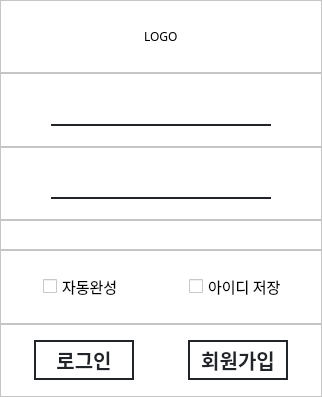
Before: the Qt Designer form client/view/view_login.ui in si-yeon/management_program, drawn with Qt 5.
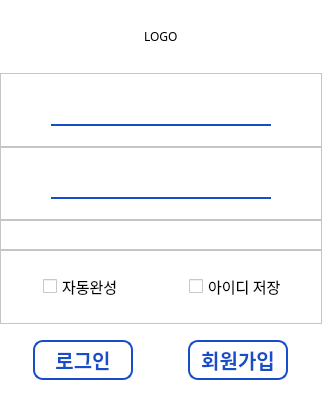
After: the same form once the commit is applied.

```diff
--- a/client/view/view_login.ui
+++ b/client/view/view_login.ui
@@ -37,6 +37,10 @@
    </property>
    <item>
     <widget class="QFrame" name="frame">
+     <property name="styleSheet">
+      <string notr="true">border-top-left-radius: 10px;
+border-top-right-radius: 10px;</string>
+     </property>
      <property name="frameShape">
       <enum>QFrame::StyledPanel</enum>
      </property>
@@ -83,7 +87,7 @@
         <property name="styleSheet">
          <string notr="true">QLineEdit{
 border: none; 
-border-bottom: 2px solid #212529;
+border-bottom: 2px solid #164DCA;
 background-color: transparent;
 font-size: 20px;
 }
@@ -127,7 +131,7 @@
         <property name="styleSheet">
          <string notr="true">QLineEdit{
 border: none; 
-border-bottom: 2px solid #212529;
+border-bottom: 2px solid #164DCA;
 background-color: transparent;
 font-size: 20px;
 }
@@ -201,6 +205,10 @@
    </item>
    <item>
     <widget class="QFrame" name="frame_4">
+     <property name="styleSheet">
+      <string notr="true">border-bottom-left-radius: 20px;
+border-bottom-right-radius: 20px;</string>
+     </property>
      <property name="frameShape">
       <enum>QFrame::StyledPanel</enum>
      </property>
@@ -220,18 +228,16 @@
          <font>
           <family>Pretendard</family>
           <pointsize>-1</pointsize>
-          <weight>62</weight>
-          <bold>true</bold>
+          <bold>false</bold>
          </font>
         </property>
         <property name="styleSheet">
-         <string notr="true">border: 2px solid #212529;
+         <string notr="true">border: 2px solid #164DCA;
     background-color: #fff;
-    color: #212529;
+    color: #164DCA;
     font-weight: 500;
     font-size: 20px;
-    border-top-left-radius: 0.3rem;
-    border-top-right-radius: 0.3rem;
+	border-radius: 10px;
 
 </string>
         </property>
@@ -252,18 +258,16 @@
          <font>
           <family>Pretendard</family>
           <pointsize>-1</pointsize>
-          <weight>62</weight>
-          <bold>true</bold>
+          <bold>false</bold>
          </font>
         </property>
         <property name="styleSheet">
-         <string notr="true">border: 2px solid #212529;
+         <string notr="true">border: 2px solid #164DCA;
     background-color: #fff;
-    color: #212529;
+    color: #164DCA;
     font-weight: 500;
     font-size: 20px;
-    border-top-left-radius: 0.3rem;
-    border-top-right-radius: 0.3rem;
+	border-radius: 10px;
 
 </string>
         </property>
```
